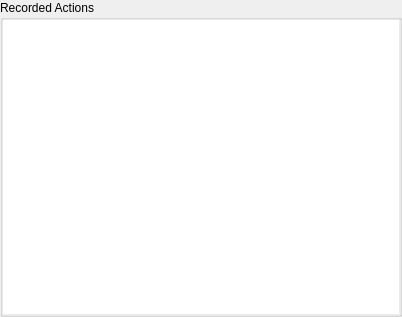
martinrotter/textosaurus, file src/saurus/plugin-system/macros/macroswidget.ui: the form before one commit.
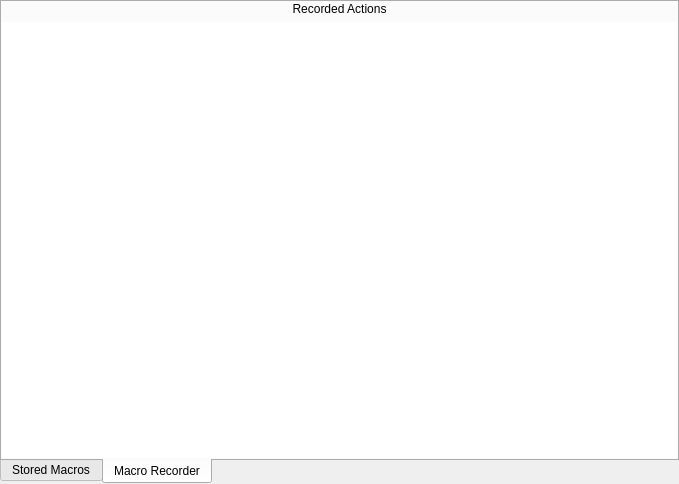
The form after the commit. The open tabs and pages were chosen to show the change.

Commit message: Two-tabs sidebar for macros, not yet finished.

Diff of the .ui file:
```diff
--- a/src/saurus/plugin-system/macros/macroswidget.ui
+++ b/src/saurus/plugin-system/macros/macroswidget.ui
@@ -6,8 +6,8 @@
    <rect>
     <x>0</x>
     <y>0</y>
-    <width>402</width>
-    <height>317</height>
+    <width>679</width>
+    <height>484</height>
    </rect>
   </property>
   <property name="windowTitle">
@@ -27,37 +27,75 @@
     <number>0</number>
    </property>
    <item>
-    <widget class="QGroupBox" name="groupBox">
-     <property name="sizePolicy">
-      <sizepolicy hsizetype="Preferred" vsizetype="Preferred">
-       <horstretch>0</horstretch>
-       <verstretch>1</verstretch>
-      </sizepolicy>
+    <widget class="QTabWidget" name="tabWidget">
+     <property name="tabPosition">
+      <enum>QTabWidget::South</enum>
      </property>
-     <property name="title">
-      <string>Recorded Actions</string>
+     <property name="currentIndex">
+      <number>0</number>
      </property>
-     <layout class="QHBoxLayout" name="horizontalLayout_2">
-      <property name="leftMargin">
-       <number>0</number>
-      </property>
-      <property name="topMargin">
-       <number>0</number>
-      </property>
-      <property name="rightMargin">
-       <number>0</number>
-      </property>
-      <property name="bottomMargin">
-       <number>0</number>
-      </property>
-      <item>
-       <widget class="QListWidget" name="m_listSteps">
-        <property name="frameShape">
-         <enum>QFrame::NoFrame</enum>
-        </property>
-       </widget>
-      </item>
-     </layout>
+     <widget class="QWidget" name="m_tabStoredMacros">
+      <attribute name="title">
+       <string>Stored Macros</string>
+      </attribute>
+      <layout class="QVBoxLayout" name="verticalLayoutStored">
+       <property name="leftMargin">
+        <number>0</number>
+       </property>
+       <property name="topMargin">
+        <number>0</number>
+       </property>
+       <property name="rightMargin">
+        <number>0</number>
+       </property>
+       <property name="bottomMargin">
+        <number>0</number>
+       </property>
+       <item>
+        <widget class="QListWidget" name="m_listStoredMacros">
+         <property name="frameShape">
+          <enum>QFrame::NoFrame</enum>
+         </property>
+        </widget>
+       </item>
+      </layout>
+     </widget>
+     <widget class="QWidget" name="m_tabMacroRecorder">
+      <attribute name="title">
+       <string>Macro Recorder</string>
+      </attribute>
+      <layout class="QVBoxLayout" name="verticalLayoutRecorder">
+       <property name="leftMargin">
+        <number>0</number>
+       </property>
+       <property name="topMargin">
+        <number>0</number>
+       </property>
+       <property name="rightMargin">
+        <number>0</number>
+       </property>
+       <property name="bottomMargin">
+        <number>0</number>
+       </property>
+       <item>
+        <widget class="QLabel" name="label">
+         <property name="text">
+          <string>Recorded Actions</string>
+         </property>
+         <property name="alignment">
+          <set>Qt::AlignCenter</set>
+         </property>
+        </widget>
+       </item>
+       <item>
+        <widget class="QListWidget" name="m_listRecordedSteps">
+         <property name="frameShape">
+          <enum>QFrame::NoFrame</enum>
+         </property>
+        </widget>
+       </item>
+      </layout>
+     </widget>
     </widget>
    </item>
   </layout>
```
Left out of the diff: 2 changed lines with no effect on the pictures. The commit also changes 9 other files.
